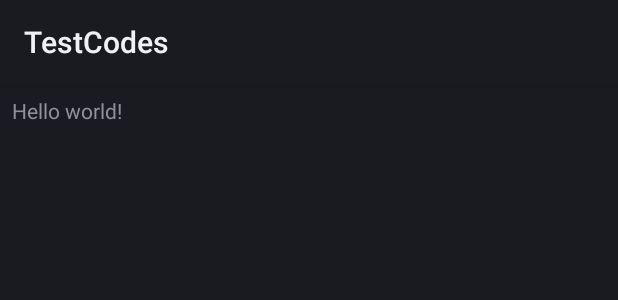
After one commit to ansondroider/TestCodes, an Android app: the layout activity_font.xml on its own in the app's theme, with its tools: preview values and no code run, on a phone screen of 412 x 824 dp. The commit adds this screen. Shown: the top 300 px of the screen. Run offline under Robolectric (Android 15) with nearby library versions, the phone set to English and light mode, and no system bars.

Commit message:
add test Handler, Font, String insert

```diff
--- /dev/null
+++ b/app/src/main/res/layout/activity_font.xml
@@ -0,0 +1,14 @@
+<RelativeLayout xmlns:android="http://schemas.android.com/apk/res/android"
+                android:layout_width="match_parent"
+                android:layout_height="match_parent"
+                android:paddingLeft="@dimen/activity_horizontal_margin"
+                android:paddingRight="@dimen/activity_horizontal_margin"
+                android:paddingTop="@dimen/activity_vertical_margin"
+                android:paddingBottom="@dimen/activity_vertical_margin">
+
+    <TextView android:id="@+id/tv"
+        android:text="@string/hello_world"
+        android:layout_width="wrap_content"
+        android:layout_height="wrap_content"/>
+
+</RelativeLayout>
```
Also changed, not shown: app/src/main/java/com/ansondroid/testcodes/MainActivity.java (+13 -2 lines), app/src/main/java/testcodes/assets/AssetsTest.java (added, +92 -0 lines), app/src/main/java/testcodes/base/StringTest.java (+24 -1 lines), app/src/main/java/testcodes/font/FontTest.java (added, +20 -0 lines), app/src/main/java/testcodes/message/HandlerTest.java (added, +50 -0 lines).
